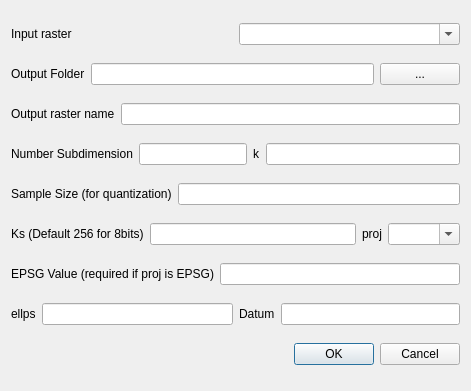
The window that pqkmeans_clustering/pqkmeans_clustering_dialog_base.ui (arngolo/pqkmeans-qgis-plugin) describes before a commit, drawn with Qt 5.
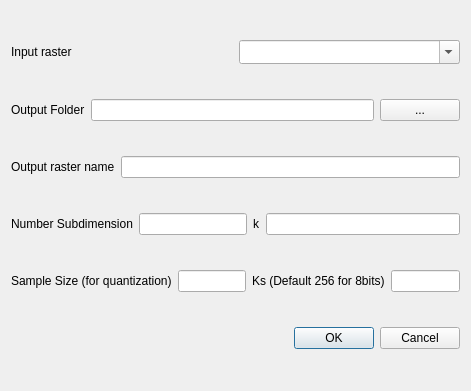
The same window after the commit. Custom widgets are drawn as their Qt base class.

Commit message: functional pqkmeans

The edit to the form file:
```diff
--- a/pqkmeans_clustering/pqkmeans_clustering_dialog_base.ui
+++ b/pqkmeans_clustering/pqkmeans_clustering_dialog_base.ui
@@ -28,6 +28,15 @@
        <property name="editable">
         <bool>true</bool>
        </property>
+       <property name="sizeAdjustPolicy">
+        <enum>QComboBox::AdjustToMinimumContentsLengthWithIcon</enum>
+       </property>
+       <property name="minimumContentsLength">
+        <number>0</number>
+       </property>
+       <property name="allowEmptyLayer">
+        <bool>false</bool>
+       </property>
       </widget>
      </item>
     </layout>
@@ -72,7 +81,7 @@
     </layout>
    </item>
    <item row="3" column="0">
-    <layout class="QHBoxLayout" name="horizontalLayout_10">
+    <layout class="QHBoxLayout" name="horizontalLayout">
      <item>
       <layout class="QHBoxLayout" name="horizontalLayout_8">
        <item>
@@ -112,6 +121,8 @@
     </layout>
    </item>
    <item row="4" column="0">
+    <layout class="QHBoxLayout" name="horizontalLayout_2">
+     <item>
     <layout class="QHBoxLayout" name="horizontalLayout_7">
      <item>
       <widget class="QLabel" name="label_6">
@@ -129,8 +140,6 @@
      </item>
     </layout>
    </item>
-   <item row="5" column="0">
-    <layout class="QHBoxLayout" name="horizontalLayout_6">
      <item>
       <layout class="QHBoxLayout" name="horizontalLayout_4">
        <item>
@@ -152,85 +161,9 @@
        </item>
       </layout>
      </item>
-     <item>
-      <layout class="QHBoxLayout" name="horizontalLayout_5">
-       <item>
-        <widget class="QLabel" name="label_7">
-         <property name="text">
-          <string>proj</string>
-         </property>
-        </widget>
-       </item>
-       <item>
-        <widget class="QComboBox" name="projections">
-         <property name="editable">
-          <bool>true</bool>
-         </property>
-        </widget>
-       </item>
-      </layout>
-     </item>
-    </layout>
-   </item>
-   <item row="6" column="0">
-    <layout class="QHBoxLayout" name="horizontalLayout_3">
-     <item>
-      <widget class="QLabel" name="label_8">
-       <property name="text">
-        <string>EPSG Value (required if proj is EPSG)</string>
-       </property>
-      </widget>
-     </item>
-     <item>
-      <widget class="QgsFilterLineEdit" name="EPSGValue">
-       <property name="qgisRelation" stdset="0">
-        <string notr="true"/>
-       </property>
-      </widget>
-     </item>
-    </layout>
-   </item>
-   <item row="7" column="0">
-    <layout class="QHBoxLayout" name="horizontalLayout_13">
-     <item>
-      <layout class="QHBoxLayout" name="horizontalLayout_2">
-       <item>
-        <widget class="QLabel" name="label_9">
-         <property name="text">
-          <string>ellps</string>
-         </property>
-        </widget>
-       </item>
-       <item>
-        <widget class="QgsFilterLineEdit" name="ellipsoid">
-         <property name="qgisRelation" stdset="0">
-          <string notr="true"/>
-         </property>
-        </widget>
-       </item>
-      </layout>
-     </item>
-     <item>
-      <layout class="QHBoxLayout" name="horizontalLayout">
-       <item>
-        <widget class="QLabel" name="label_10">
-         <property name="text">
-          <string>Datum</string>
-         </property>
-        </widget>
-       </item>
-       <item>
-        <widget class="QgsFilterLineEdit" name="Datum">
-         <property name="qgisRelation" stdset="0">
-          <string notr="true"/>
-         </property>
-        </widget>
-       </item>
-      </layout>
-     </item>
-    </layout>
-   </item>
-   <item row="8" column="0">
+    </layout>
+   </item>
+   <item row="5" column="0">
     <widget class="QDialogButtonBox" name="button_box">
      <property name="orientation">
       <enum>Qt::Horizontal</enum>
```
Lines whose indentation alone changed are shown as unchanged. The commit also changes 2 other files.
